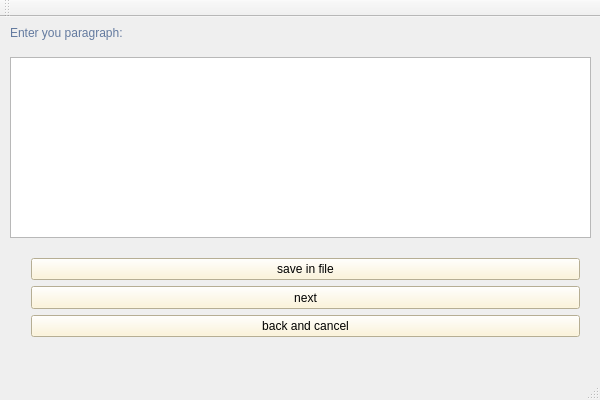
Qt form WritePage.ui (Rrr3rrr2004/Word-Frequency-Count) before a commit.
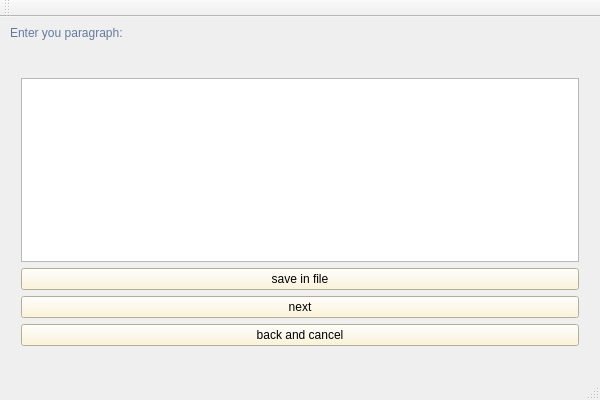
The same form after that commit.

Diff of the .ui file:
```diff
--- a/WritePage.ui
+++ b/WritePage.ui
@@ -31,26 +31,19 @@
      <string>Enter you paragraph:</string>
     </property>
    </widget>
-   <widget class="QTextEdit" name="writeText">
-    <property name="geometry">
-     <rect>
-      <x>10</x>
-      <y>40</y>
-      <width>581</width>
-      <height>181</height>
-     </rect>
-    </property>
-   </widget>
    <widget class="QWidget" name="verticalLayoutWidget">
     <property name="geometry">
      <rect>
-      <x>20</x>
-      <y>230</y>
-      <width>571</width>
-      <height>101</height>
+      <x>10</x>
+      <y>50</y>
+      <width>580</width>
+      <height>290</height>
      </rect>
     </property>
     <layout class="QVBoxLayout" name="verticalLayout">
+     <item>
+      <widget class="QTextEdit" name="writeText"/>
+     </item>
      <item>
       <widget class="QPushButton" name="saveFile">
        <property name="sizePolicy">
```
Left out of the diff: 10 changed lines with no effect on the pictures.
